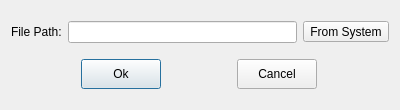
Old version of the form Device_Studio/plugins/views/resource/qaddresourcedialog.ui in the repository ybjx1987/Device_Studio.
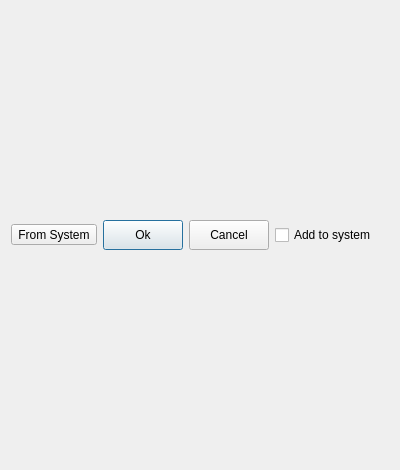
New version of the form.

```diff
--- a/Device_Studio/plugins/views/resource/qaddresourcedialog.ui
+++ b/Device_Studio/plugins/views/resource/qaddresourcedialog.ui
@@ -7,19 +7,19 @@
     <x>0</x>
     <y>0</y>
     <width>400</width>
-    <height>110</height>
+    <height>470</height>
    </rect>
   </property>
   <property name="minimumSize">
    <size>
     <width>400</width>
-    <height>110</height>
+    <height>0</height>
    </size>
   </property>
   <property name="maximumSize">
    <size>
     <width>400</width>
-    <height>110</height>
+    <height>9999</height>
    </size>
   </property>
   <property name="windowTitle">
@@ -27,21 +27,7 @@
   </property>
   <layout class="QVBoxLayout" name="verticalLayout">
    <item>
-    <layout class="QHBoxLayout" name="horizontalLayout_2">
-     <item>
-      <widget class="QLabel" name="label">
-       <property name="text">
-        <string>File Path:</string>
-       </property>
-      </widget>
-     </item>
-     <item>
-      <widget class="QLineEdit" name="lineEdit">
-       <property name="readOnly">
-        <bool>true</bool>
-       </property>
-      </widget>
-     </item>
+    <layout class="QHBoxLayout" name="horizontalLayout">
      <item>
       <widget class="QToolButton" name="toolButton">
        <property name="text">
@@ -52,10 +38,6 @@
        </property>
       </widget>
      </item>
-    </layout>
-   </item>
-   <item>
-    <layout class="QHBoxLayout" name="horizontalLayout">
      <item>
       <widget class="QPushButton" name="pushButton">
        <property name="minimumSize">
@@ -94,6 +76,13 @@
        </property>
       </widget>
      </item>
+     <item>
+      <widget class="QCheckBox" name="checkBox">
+       <property name="text">
+        <string>Add to system</string>
+       </property>
+      </widget>
+     </item>
     </layout>
    </item>
   </layout>
```
